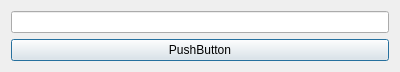
eliasrm87/curso-qt-osl-reproductor, file reproductor/openstreamingdialog.ui: the form before one commit.
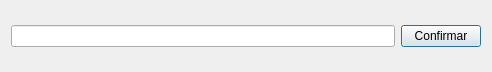
The form after the commit.

```diff
--- a/reproductor/openstreamingdialog.ui
+++ b/reproductor/openstreamingdialog.ui
@@ -6,7 +6,7 @@
    <rect>
     <x>0</x>
     <y>0</y>
-    <width>400</width>
+    <width>492</width>
     <height>72</height>
    </rect>
   </property>
@@ -16,16 +16,16 @@
   <layout class="QGridLayout" name="gridLayout_2">
    <item row="0" column="0">
     <layout class="QGridLayout" name="gridLayout">
-     <item row="2" column="0">
-      <widget class="QPushButton" name="pushButton">
+     <item row="0" column="0">
+      <widget class="QLineEdit" name="txtURL"/>
+     </item>
+     <item row="0" column="1">
+      <widget class="QPushButton" name="btnConfirmarURL">
        <property name="text">
-        <string>PushButton</string>
+        <string>Confirmar</string>
        </property>
       </widget>
      </item>
-     <item row="0" column="0">
-      <widget class="QLineEdit" name="lineEdit"/>
-     </item>
     </layout>
    </item>
   </layout>
```
Left out of the diff: 19 changed lines with no effect on the pictures.
